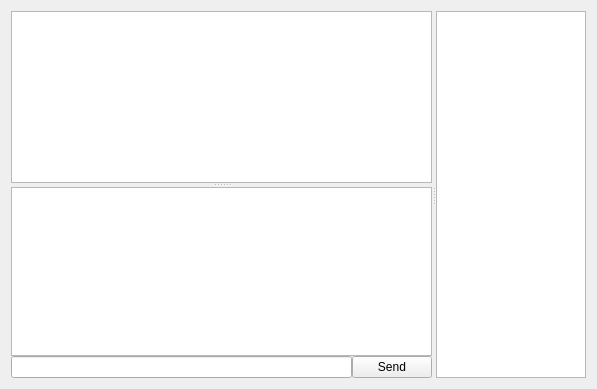
Above: document.ui from obiwankennedy/cahootseditor before the change. Below: the same form after it.
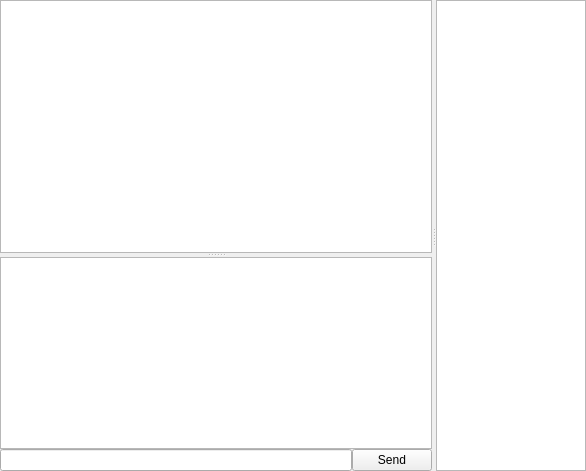
That is the form after the change.

Commit message: Size fix for the chat window.

Diff of the .ui file:
```diff
--- a/document.ui
+++ b/document.ui
@@ -6,14 +6,17 @@
    <rect>
     <x>0</x>
     <y>0</y>
-    <width>597</width>
-    <height>389</height>
+    <width>586</width>
+    <height>471</height>
    </rect>
   </property>
   <property name="windowTitle">
    <string>Form</string>
   </property>
   <layout class="QGridLayout" name="gridLayout">
+   <property name="margin">
+    <number>0</number>
+   </property>
    <item row="0" column="0">
     <widget class="QSplitter" name="splitter_2">
      <property name="orientation">
@@ -25,9 +28,9 @@
       </property>
       <widget class="QTextEdit" name="codeTextEdit">
        <property name="sizePolicy">
-        <sizepolicy hsizetype="Expanding" vsizetype="Maximum">
+        <sizepolicy hsizetype="Expanding" vsizetype="Expanding">
          <horstretch>0</horstretch>
-         <verstretch>0</verstretch>
+         <verstretch>100</verstretch>
         </sizepolicy>
        </property>
        <property name="font">
@@ -46,7 +49,7 @@
           <property name="sizePolicy">
            <sizepolicy hsizetype="Expanding" vsizetype="Expanding">
             <horstretch>0</horstretch>
-            <verstretch>0</verstretch>
+            <verstretch>1</verstretch>
            </sizepolicy>
           </property>
           <property name="minimumSize">
@@ -68,12 +71,6 @@
         </item>
         <item>
          <layout class="QHBoxLayout" name="horizontalLayout">
-          <property name="spacing">
-           <number>-1</number>
-          </property>
-          <property name="sizeConstraint">
-           <enum>QLayout::SetDefaultConstraint</enum>
-          </property>
           <item>
            <widget class="QLineEdit" name="lineEdit"/>
           </item>
```
